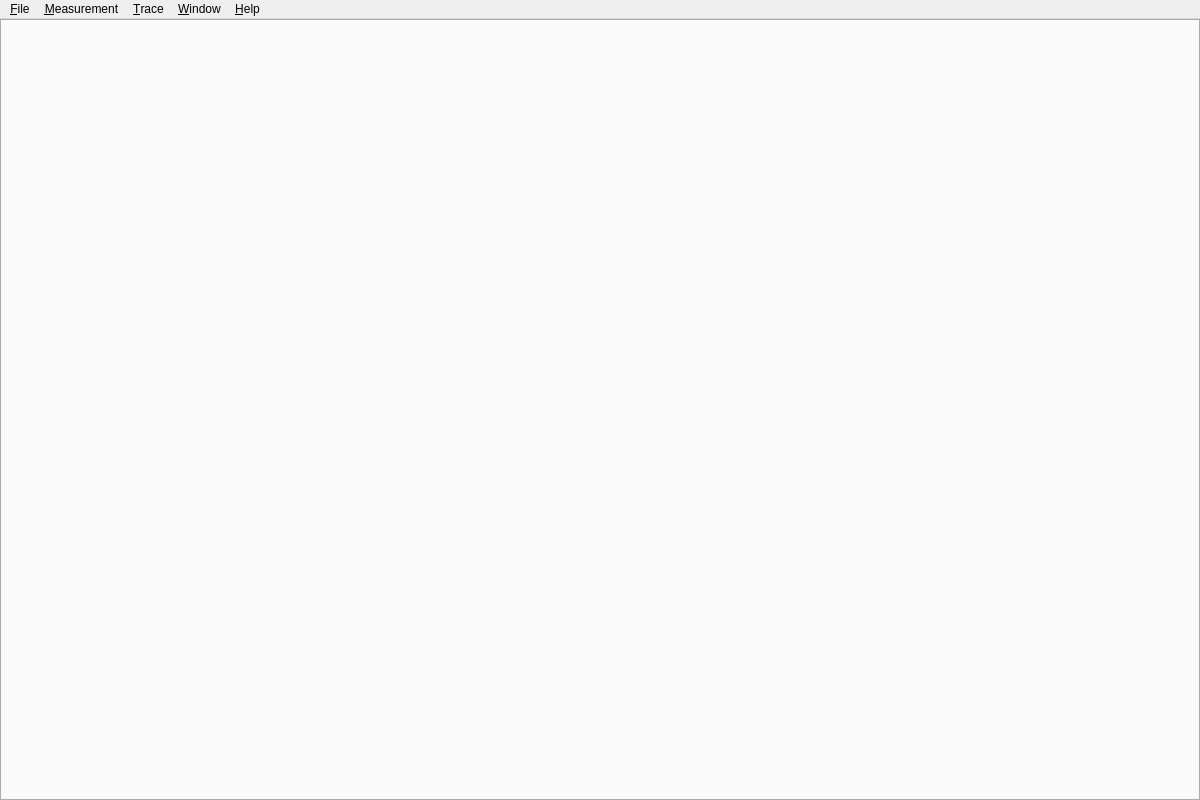
Above: src/mainwindow.ui from inniyah/CANgaroo before the change. Below: the same form after it.
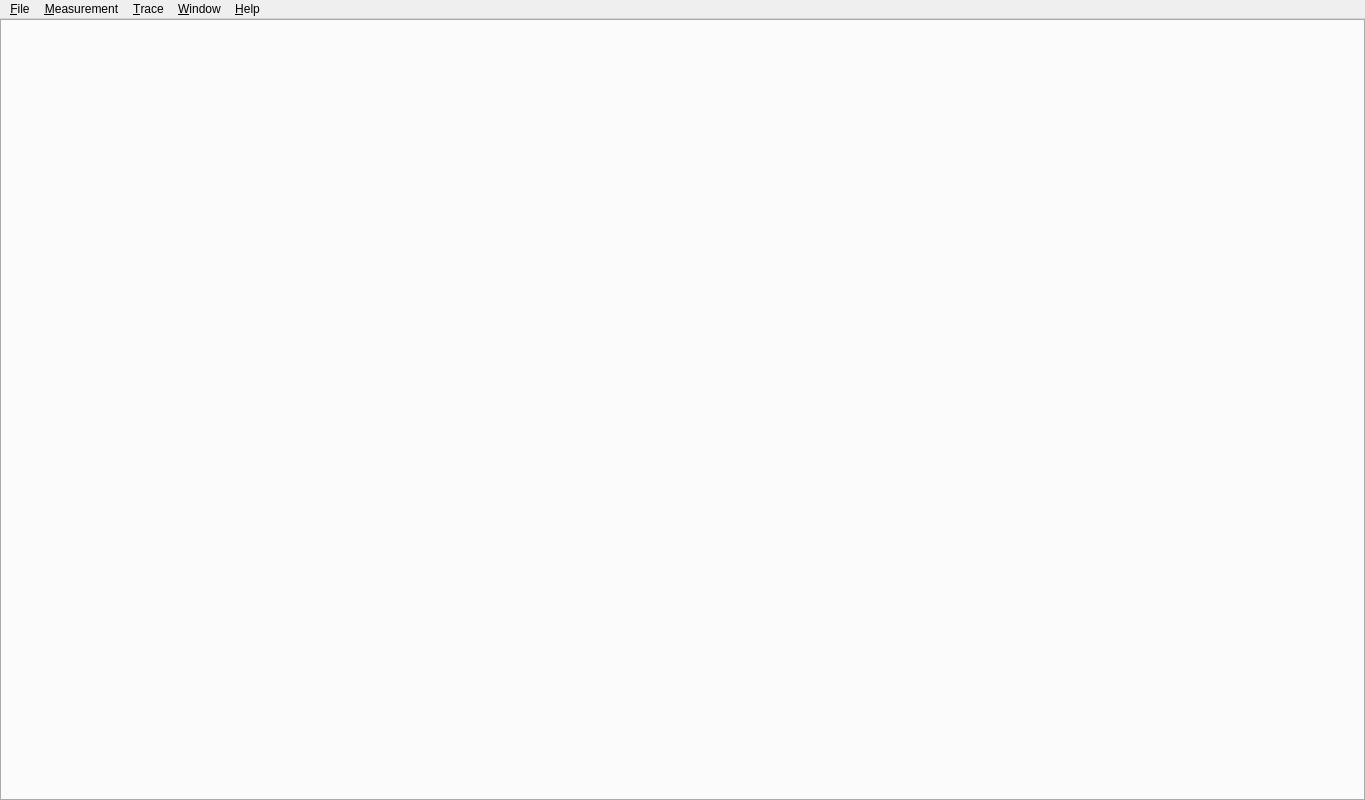
That is the form after the change.

```diff
--- a/src/mainwindow.ui
+++ b/src/mainwindow.ui
@@ -9,7 +9,7 @@
    <rect>
     <x>0</x>
     <y>0</y>
-    <width>1200</width>
+    <width>1365</width>
     <height>800</height>
    </rect>
   </property>
@@ -71,7 +71,7 @@
     <rect>
      <x>0</x>
      <y>0</y>
-     <width>1200</width>
+     <width>1365</width>
      <height>25</height>
     </rect>
    </property>
```
Left out of the diff: 6 changed lines with no effect on the pictures.
